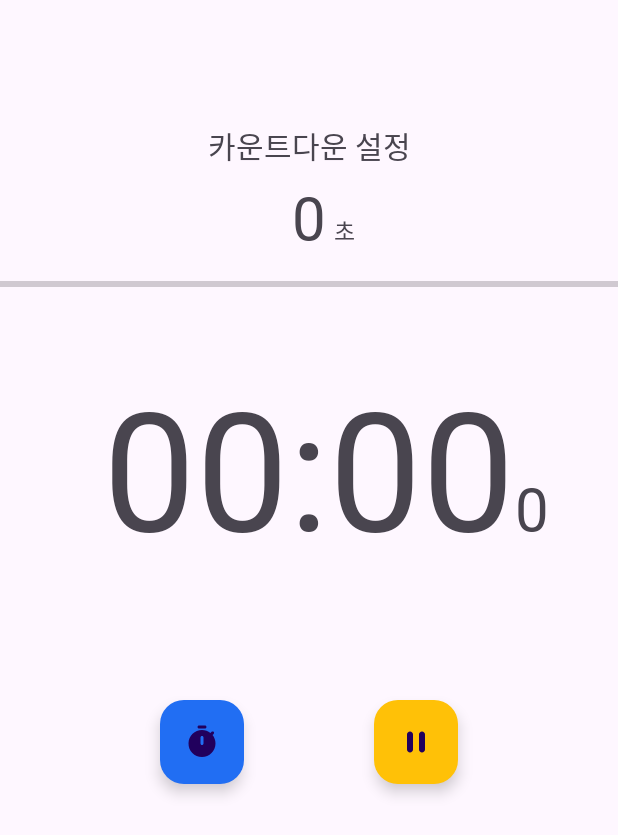
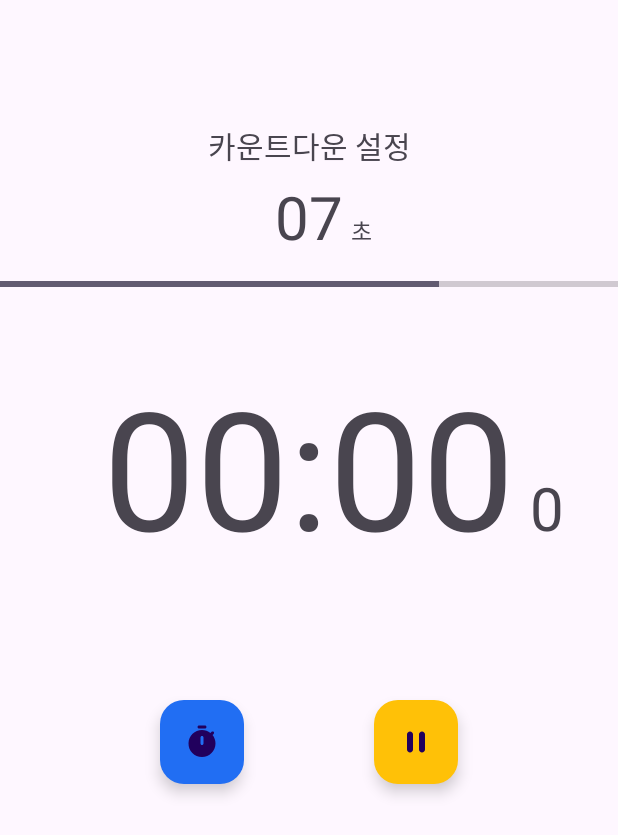
Before and after one commit to 1three/kotlin-stopwatch, an Android app: the screen it shows after launch (MainActivity), after a tap on an icon or button, on a phone screen of 412 x 824 dp. Shown: the top 835 px of the screen. Run offline under Robolectric (Android 15) with nearby library versions, the phone set to English and light mode, and no system bars.

```diff
--- a/app/src/main/java/fastcampus/part1/stopwatch/MainActivity.kt
+++ b/app/src/main/java/fastcampus/part1/stopwatch/MainActivity.kt
@@ -6,6 +6,8 @@ import androidx.appcompat.app.AlertDialog
 import androidx.core.view.isVisible
 import fastcampus.part1.stopwatch.databinding.ActivityMainBinding
 import fastcampus.part1.stopwatch.databinding.DialogCountdownSettingBinding
+import java.util.Timer
+import kotlin.concurrent.timer
 
 /**
  * 스톱워치 앱
@@ -28,9 +30,14 @@ import fastcampus.part1.stopwatch.databinding.DialogCountdownSettingBinding
  * addView
  * */
 
+// 0.1초마다 시간 update 작업 → Worker Thread
+
 class MainActivity : AppCompatActivity() {
     private lateinit var binding: ActivityMainBinding
     private var countdownSecond = 10
+    private var currentCountdownDeciSecond = countdownSecond * 10 // 진행 중인 countdown 수, -1 = -0.1s
+    private var currentDesiSecond = 0 // 진행 중인 stopwatch 수 , +1 = +0.1s
+    private var timer: Timer? = null
 
     override fun onCreate(savedInstanceState: Bundle?) {
         super.onCreate(savedInstanceState)
@@ -41,6 +48,9 @@ class MainActivity : AppCompatActivity() {
         val stopButton = binding.stopButton
         val pauseButton = binding.pauseButton
         val lapTimeButton = binding.lapTimeButton
+
+        // 카운트다운 초기화
+        initCountdownViews()
 
         // 카운트다운 설정 버튼
         binding.countdownTextView.setOnClickListener {
@@ -76,16 +86,59 @@ class MainActivity : AppCompatActivity() {
         }
     }
 
+    private fun initCountdownViews() {
+        binding.countdownTextView.text = String.format("%02d", countdownSecond)
+        binding.countdownProgressBar.progress = 100
+    }
+
+    // timer 생성 ≒ Worker Thread 생성
     private fun start() {
+        timer = timer(initialDelay = 0, period = 100) {// period = 100ms(0.1s)마다 작업, 1000ms = 1s
+            if (currentCountdownDeciSecond == 0) {
+                currentDesiSecond += 1
 
+                val minutes = currentDesiSecond / 10 / 60
+                val seconds = currentDesiSecond / 10 % 60
+                val deciSeconds = currentDesiSecond % 10
+
+                // Worker Thread UI 조작 1
+                runOnUiThread {
+                    binding.countdownGroup.isVisible = false
+                    binding.timeTextView.text = String.format("%02d:%02d", minutes, seconds)
+                    binding.tickTextView.text = deciSeconds.toString()
+                }
+            } else {
+                currentCountdownDeciSecond -= 1
+
+                val seconds = currentCountdownDeciSecond / 10
+                val progress = (currentCountdownDeciSecond / (countdownSecond * 10f)) * 100
+
+                // Worker Thread UI 조작 2
+                binding.root.post {
+                    binding.countdownTextView.text = String.format("%02d", seconds)
+                    binding.countdownProgressBar.progress = progress.toInt()
+                }
+            }
+
+            // Worder Thread는 UI 접근 불가
+            // binding.timeTextView.text = String.format("%02d:%02d", minutes, seconds)
+            // binding.tickTextView.text = deciSeconds.toString()
+        }
     }
 
     private fun stop() {
+        currentDesiSecond = 0
+        binding.timeTextView.text = "00:00"
+        binding.tickTextView.text = "0"
 
+        // countdown
+        binding.countdownGroup.isVisible = true
+        initCountdownViews()
     }
 
     private fun pause() {
-
+        timer?.cancel()
+        timer = null
     }
 
     private fun lapTime() {
@@ -115,6 +168,7 @@ class MainActivity : AppCompatActivity() {
             setTitle("카운트다운 설정")
             setPositiveButton("확인") { _, _ ->
                 countdownSecond = dialogBinding.countdownSecondPicker.value
+                currentCountdownDeciSecond = countdownSecond * 10
                 binding.countdownTextView.text =
                     String.format("%02d", countdownSecond) // String formatting
             }
--- a/app/src/main/res/layout/activity_main.xml
+++ b/app/src/main/res/layout/activity_main.xml
@@ -10,7 +10,6 @@
         android:id="@+id/timeTextView"
         android:layout_width="wrap_content"
         android:layout_height="wrap_content"
-        android:fontFamily="@font/applesdgothicneoul"
         android:text="@string/time_default"
         android:textSize="110sp"
         app:layout_constraintBottom_toBottomOf="parent"
@@ -24,7 +23,7 @@
         android:id="@+id/tickTextView"
         android:layout_width="wrap_content"
         android:layout_height="wrap_content"
-        android:fontFamily="@font/applesdgothicneoul"
+        android:layout_marginStart="10dp"
         android:text="@string/tick_default"
         android:textSize="40sp"
         app:layout_constraintBaseline_toBaselineOf="@id/timeTextView"
@@ -95,7 +94,6 @@
         android:layout_width="wrap_content"
         android:layout_height="wrap_content"
         android:layout_marginBottom="10dp"
-        android:fontFamily="@font/applesdgothicneom"
         android:text="@string/countdown_default"
         android:textSize="40sp"
         app:layout_constraintBottom_toTopOf="@+id/countdownProgressBar"
@@ -154,4 +152,10 @@
 
     </ScrollView>
 
+    <androidx.constraintlayout.widget.Group
+        android:id="@+id/countdownGroup"
+        android:layout_width="wrap_content"
+        android:layout_height="wrap_content"
+        app:constraint_referenced_ids="countdownTitleTextView, countdownTextView,countdownUnitTextView, countdownProgressBar" />
+
 </androidx.constraintlayout.widget.ConstraintLayout>
--- a/app/src/main/res/values/strings.xml
+++ b/app/src/main/res/values/strings.xml
@@ -2,7 +2,7 @@
     <string name="app_name">stopwatch</string>
     <string name="time_default">00:00</string>
     <string name="tick_default">0</string>
-    <string name="countdown_default">0</string>
+    <string name="countdown_default">00</string>
     <string name="set_countdown">카운트다운 설정</string>
     <string name="unit_sec">초</string>
 </resources>
```
